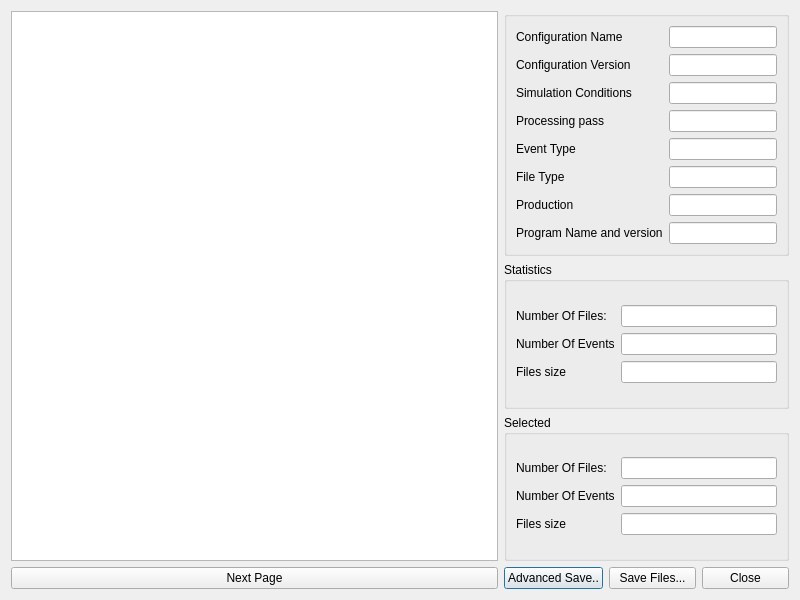
Above: LHCbDIRAC/BookkeepingSystem/Gui/Widget/FileDialog.ui from antolu/LHCbDIRAC before the change. Below: the same form after it.
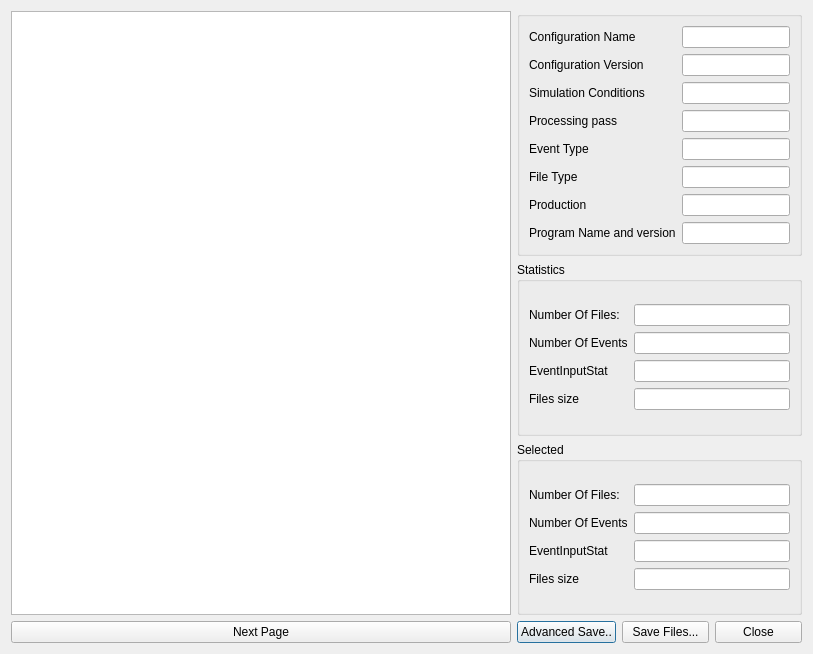
That is the form after the change.

Commit message: I added the EventInputStat to the Feicim file dialog window.

What changed in the file:
```diff
--- a/LHCbDIRAC/BookkeepingSystem/Gui/Widget/FileDialog.ui
+++ b/LHCbDIRAC/BookkeepingSystem/Gui/Widget/FileDialog.ui
@@ -4,12 +4,12 @@
   <property name="windowModality" >
    <enum>Qt::WindowModal</enum>
   </property>
-  <property name="geometry" >
+  <property name="geometry">
    <rect>
     <x>0</x>
     <y>0</y>
-    <width>800</width>
-    <height>600</height>
+    <width>813</width>
+    <height>654</height>
    </rect>
   </property>
   <property name="windowTitle" >
@@ -187,20 +187,30 @@
           </property>
          </widget>
         </item>
-        <item row="2" column="0" >
-         <widget class="QLabel" name="label_5" >
-          <property name="text" >
+        <item row="3" column="0">
+         <widget class="QLabel" name="label_5">
+          <property name="text">
            <string>Files size</string>
           </property>
          </widget>
         </item>
-        <item row="2" column="1" >
-         <widget class="QLineEdit" name="lineEdit_5" >
-          <property name="readOnly" >
+        <item row="3" column="1">
+         <widget class="QLineEdit" name="lineEdit_5">
+          <property name="readOnly">
            <bool>true</bool>
           </property>
          </widget>
         </item>
+        <item row="2" column="1">
+         <widget class="QLineEdit" name="alleventinputstat"/>
+        </item>
+        <item row="2" column="0">
+         <widget class="QLabel" name="label_15">
+          <property name="text">
+           <string>EventInputStat</string>
+          </property>
+         </widget>
+        </item>
        </layout>
       </item>
      </layout>
@@ -246,20 +256,30 @@
           </property>
          </widget>
         </item>
-        <item row="2" column="1" >
-         <widget class="QLineEdit" name="lineEdit_6" >
-          <property name="readOnly" >
+        <item row="3" column="1">
+         <widget class="QLineEdit" name="lineEdit_6">
+          <property name="readOnly">
            <bool>true</bool>
           </property>
          </widget>
         </item>
-        <item row="2" column="0" >
-         <widget class="QLabel" name="label_3" >
-          <property name="text" >
+        <item row="3" column="0">
+         <widget class="QLabel" name="label_3">
+          <property name="text">
            <string>Files size</string>
           </property>
          </widget>
         </item>
+        <item row="2" column="1">
+         <widget class="QLineEdit" name="eventInputstat"/>
+        </item>
+        <item row="2" column="0">
+         <widget class="QLabel" name="label_16">
+          <property name="text">
+           <string>EventInputStat</string>
+          </property>
+         </widget>
+        </item>
        </layout>
       </item>
      </layout>
```
Left out of the diff: 225 changed lines with no effect on the pictures. The commit also changes 3 other files.
